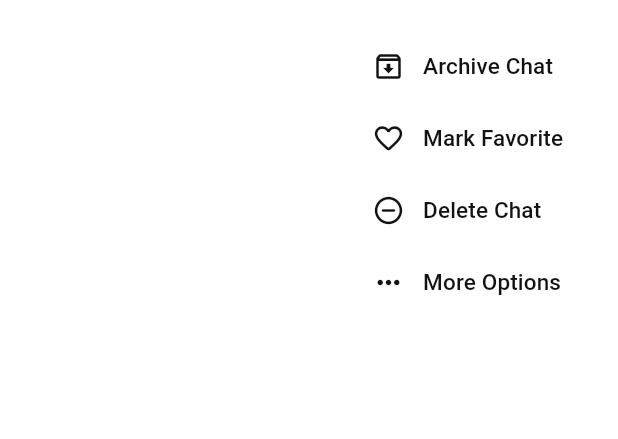
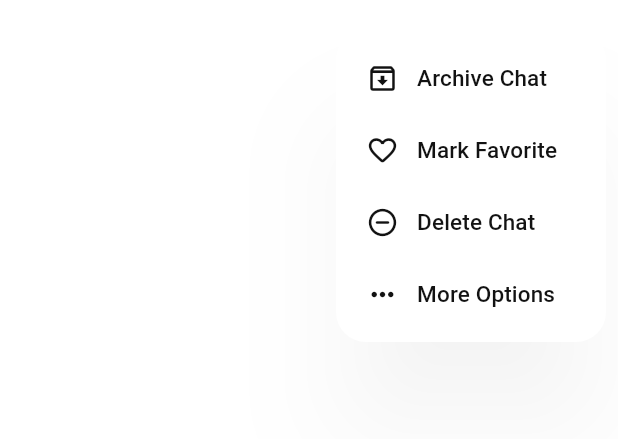
Before and after one commit to jpdoshi/supchat, a Flutter app: the ChatPage screen opened directly, after a tap on the "more vert" icon, on a phone screen of 412 x 824 dp, the part 66-505 px from its top. Run offline on Flutter 3.47's test engine with Material 3 defaults, Android fonts, the phone set to English and light mode, and no system bars; our stand-ins replace flutter_svg; network calls fail.

Commit message:
UI: Minor Improvements

```diff
--- a/lib/components/chats_section.dart
+++ b/lib/components/chats_section.dart
@@ -138,8 +138,8 @@ ListView chatsList = ListView.builder(
                   context: context,
                   shape: const RoundedRectangleBorder(
                       borderRadius: BorderRadius.only(
-                          topLeft: Radius.circular(40),
-                          topRight: Radius.circular(40)
+                          topLeft: Radius.circular(36),
+                          topRight: Radius.circular(36)
                   )),
                   builder: (context) {
                 return SizedBox(
--- a/lib/components/my_drawer.dart
+++ b/lib/components/my_drawer.dart
@@ -13,8 +13,8 @@ class MyDrawer extends StatelessWidget {
         BackdropFilter(filter: ImageFilter.blur(sigmaX: 6, sigmaY: 6), child: const SizedBox.expand()),
         Drawer(
           shape: const RoundedRectangleBorder(borderRadius: BorderRadius.only(
-            topRight: Radius.circular(40),
-            bottomRight: Radius.circular(40)
+            topRight: Radius.circular(24),
+            bottomRight: Radius.circular(24)
           )),
           child: SafeArea(
             child: Column(
--- a/lib/components/stories_section.dart
+++ b/lib/components/stories_section.dart
@@ -82,7 +82,7 @@ SizedBox storiesList = SizedBox(
                 const Padding(
                   padding: EdgeInsets.symmetric(horizontal: 5),
                   child: Text('Add Story',
-                      style: TextStyle(fontSize: 12)),
+                    style: TextStyle(fontSize: 12, fontWeight: FontWeight.w500)),
                 )
               ],
             ),
@@ -147,8 +147,8 @@ SizedBox storiesList = SizedBox(
                   ]
                 ),
                 const Text('Jon Snow',
-                      overflow: TextOverflow.ellipsis,
-                      style: TextStyle(fontSize: 12)
+                  overflow: TextOverflow.ellipsis,
+                  style: TextStyle(fontSize: 12, fontWeight: FontWeight.w500)
                 )
               ],
             ),
--- a/lib/pages/add_chat.dart
+++ b/lib/pages/add_chat.dart
@@ -12,8 +12,8 @@ class AddChat extends StatelessWidget {
     return Scaffold(
       extendBodyBehindAppBar: true,
       appBar: AppBar(
-        backgroundColor: Theme.of(context).colorScheme.surface.withOpacity(0.8),
-        surfaceTintColor: Theme.of(context).colorScheme.surface.withOpacity(0.8),
+        backgroundColor: Theme.of(context).colorScheme.surface.withOpacity(0.75),
+        surfaceTintColor: Theme.of(context).colorScheme.surface.withOpacity(0.75),
         flexibleSpace: ClipRRect(
           child: BackdropFilter(
             filter: ImageFilter.blur(sigmaX: 6, sigmaY: 6),
--- a/lib/pages/chat_page.dart
+++ b/lib/pages/chat_page.dart
@@ -18,8 +18,8 @@ class _ChatPageState extends State<ChatPage> {
     return Scaffold(
       extendBodyBehindAppBar: true,
       appBar: AppBar(
-        backgroundColor: Theme.of(context).colorScheme.surface.withOpacity(0.8),
-        surfaceTintColor: Theme.of(context).colorScheme.surface.withOpacity(0.8),
+        backgroundColor: Theme.of(context).colorScheme.surface.withOpacity(0.75),
+        surfaceTintColor: Theme.of(context).colorScheme.surface.withOpacity(0.75),
         flexibleSpace: ClipRRect(
           child: BackdropFilter(
             filter: ImageFilter.blur(sigmaX: 6, sigmaY: 6),
@@ -97,25 +97,30 @@ class _ChatPageState extends State<ChatPage> {
           Padding(
             padding: const EdgeInsets.only(right: 6),
             child: PopupMenuButton(
-              offset: const Offset(0, 52),
-              elevation: 0,
+              constraints: const BoxConstraints(minWidth: 180),
+              offset: const Offset(0, 60),
+              elevation: 32,
+              shape: RoundedRectangleBorder(
+                borderRadius: BorderRadius.circular(20)
+              ),
+              shadowColor: Colors.black.withOpacity(0.2),
               itemBuilder: (_) => <PopupMenuItem<InkWell>>[
-                PopupMenuItem(child: InkWell(
+                PopupMenuItem(
+                  padding: const EdgeInsets.symmetric(horizontal: 20),
                   child: Row(
                     children: [
                       Icon(Icons.archive_outlined, size: 22, color: Theme.of(context).colorScheme.primary),
                       const SizedBox(width: 12),
                       Text('Archive Chat', style: TextStyle(
-                          fontWeight: FontWeight.w500,
-                          fontSize: 15,
+                        fontWeight: FontWeight.w500,
+                        fontSize: 15,
                         color: Theme.of(context).colorScheme.primary
                       )),
                     ],
                   ),
-                ), onTap: () {
-
-                }),
-                PopupMenuItem(child: InkWell(
+                ),
+                PopupMenuItem(
+                  padding: const EdgeInsets.symmetric(horizontal: 20),
                   child: Row(
                     children: [
                       Icon(Icons.favorite_border_rounded, size: 22, color: Theme.of(context).colorScheme.primary),
@@ -127,10 +132,9 @@ class _ChatPageState extends State<ChatPage> {
                       )),
                     ],
                   ),
-                ), onTap: () {
-
-                }),
-                PopupMenuItem(child: InkWell(
+                ),
+                PopupMenuItem(
+                  padding: const EdgeInsets.symmetric(horizontal: 20),
                   child: Row(
                     children: [
                       Icon(Icons.remove_circle_outline_rounded, size: 22, color: Theme.of(context).colorScheme.primary),
@@ -142,10 +146,9 @@ class _ChatPageState extends State<ChatPage> {
                       )),
                     ],
                   ),
-                ), onTap: () {
-
-                }),
-                PopupMenuItem(child: InkWell(
+                ),
+                PopupMenuItem(
+                  padding: const EdgeInsets.symmetric(horizontal: 20),
                   child: Row(
                     children: [
                       Icon(Icons.more_horiz_rounded, size: 22, color: Theme.of(context).colorScheme.primary),
@@ -157,9 +160,7 @@ class _ChatPageState extends State<ChatPage> {
                       )),
                     ],
                   ),
-                ), onTap: () {
-
-                }),
+                )
               ],
               icon: const Icon(Icons.more_vert_rounded),
             )
--- a/lib/pages/home_page.dart
+++ b/lib/pages/home_page.dart
@@ -23,8 +23,8 @@ class _HomePageState extends State<HomePage> {
       extendBodyBehindAppBar: true,
       drawer: const MyDrawer(),
       appBar: AppBar(
-        backgroundColor: Theme.of(context).colorScheme.surface.withOpacity(0.8),
-        surfaceTintColor: Theme.of(context).colorScheme.surface.withOpacity(0.8),
+        backgroundColor: Theme.of(context).colorScheme.surface.withOpacity(0.75),
+        surfaceTintColor: Theme.of(context).colorScheme.surface.withOpacity(0.75),
         flexibleSpace: ClipRRect(
           child: BackdropFilter(
             filter: ImageFilter.blur(sigmaX: 6, sigmaY: 6),
```
